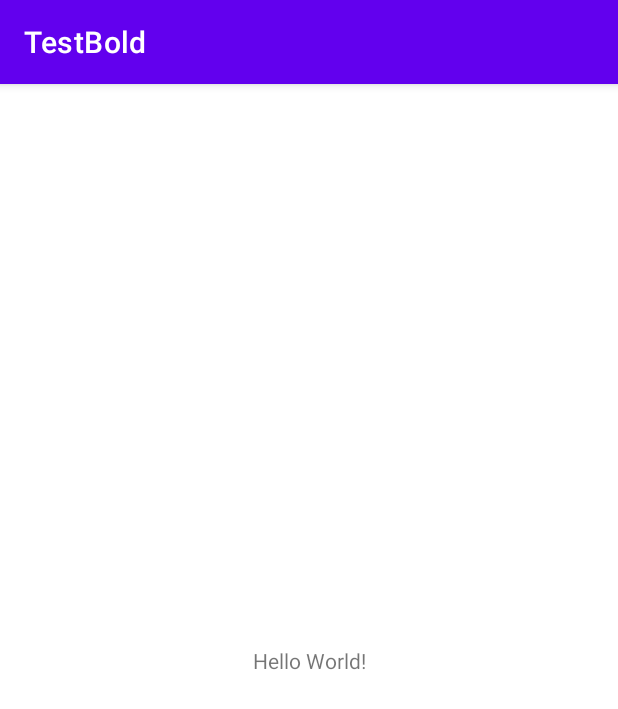
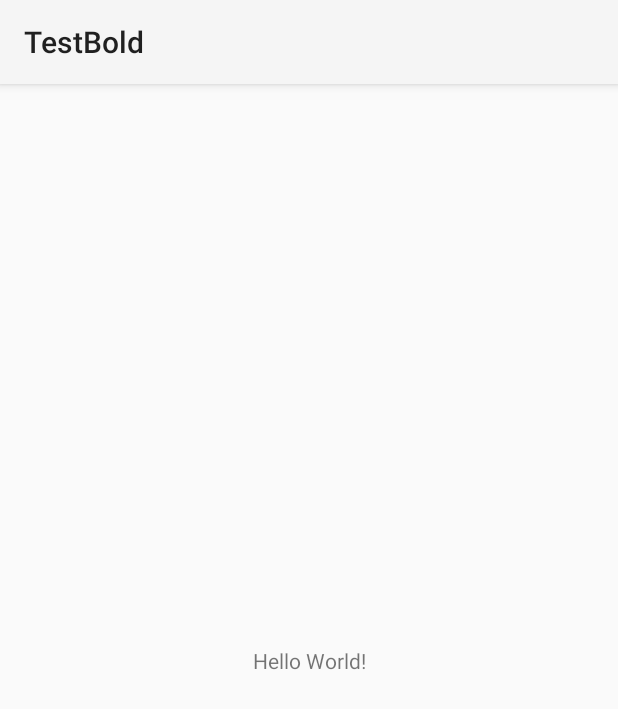
Before and after one commit to jefersonsb16/test_bold, an Android app: the screen it shows after launch (MainActivity), on a phone screen of 412 x 824 dp. Shown: the top 709 px of the screen. Run offline under Robolectric (Android 15) with nearby library versions, the phone set to English and light mode, and no system bars.

Commit message:
add colors theme

```diff
--- a/app/src/main/res/values-night/themes.xml
+++ b/app/src/main/res/values-night/themes.xml
@@ -1,16 +1,21 @@
 <resources xmlns:tools="http://schemas.android.com/tools">
     <!-- Base application theme. -->
-    <style name="Theme.TestBold" parent="Theme.MaterialComponents.DayNight.DarkActionBar">
+    <style name="Theme.MovieDB" parent="Theme.MaterialComponents.DayNight.NoActionBar">
         <!-- Primary brand color. -->
-        <item name="colorPrimary">@color/purple_200</item>
-        <item name="colorPrimaryVariant">@color/purple_700</item>
-        <item name="colorOnPrimary">@color/black</item>
+        <item name="colorPrimary">@color/colorPrimary</item>
+        <item name="colorPrimaryVariant">@color/colorPrimaryVariant</item>
+        <item name="colorOnPrimary">@color/white</item>
+
         <!-- Secondary brand color. -->
-        <item name="colorSecondary">@color/teal_200</item>
-        <item name="colorSecondaryVariant">@color/teal_200</item>
+        <item name="colorSecondary">@color/colorSecondary</item>
+        <item name="colorSecondaryVariant">@color/colorSecondaryVariant</item>
         <item name="colorOnSecondary">@color/black</item>
+
+        <!-- Surface brand color. -->
+        <item name="colorSurface">@color/colorSurface</item>
+        <item name="colorOnSurface">@color/colorOnSurface</item>
+
         <!-- Status bar color. -->
         <item name="android:statusBarColor" tools:targetApi="l">?attr/colorPrimaryVariant</item>
-        <!-- Customize your theme here. -->
     </style>
 </resources>
--- a/app/src/main/res/values/colors.xml
+++ b/app/src/main/res/values/colors.xml
@@ -1,10 +1,13 @@
 <?xml version="1.0" encoding="utf-8"?>
 <resources>
-    <color name="purple_200">#FFBB86FC</color>
-    <color name="purple_500">#FF6200EE</color>
-    <color name="purple_700">#FF3700B3</color>
-    <color name="teal_200">#FF03DAC5</color>
-    <color name="teal_700">#FF018786</color>
+    <color name="colorPrimary">#2b286d</color>
+    <color name="colorPrimaryVariant">#43439b</color>
+    <color name="colorSecondary">#544d9f</color>
+    <color name="colorSecondaryVariant">#544d9f</color>
+    <color name="colorSurface">#FFFFFFFF</color>
+    <color name="colorOnSurface">#b7b7b7</color>
+
     <color name="black">#FF000000</color>
     <color name="white">#FFFFFFFF</color>
+    <color name="colorBackground">#f8f7fb</color>
 </resources>
--- a/app/src/main/res/values/themes.xml
+++ b/app/src/main/res/values/themes.xml
@@ -1,16 +1,21 @@
 <resources xmlns:tools="http://schemas.android.com/tools">
     <!-- Base application theme. -->
-    <style name="Theme.TestBold" parent="Theme.MaterialComponents.DayNight.DarkActionBar">
+    <style name="Theme.MovieDB" parent="Theme.MaterialComponents.DayNight.NoActionBar">
         <!-- Primary brand color. -->
-        <item name="colorPrimary">@color/purple_500</item>
-        <item name="colorPrimaryVariant">@color/purple_700</item>
+        <item name="colorPrimary">@color/colorPrimary</item>
+        <item name="colorPrimaryVariant">@color/colorPrimaryVariant</item>
         <item name="colorOnPrimary">@color/white</item>
+
         <!-- Secondary brand color. -->
-        <item name="colorSecondary">@color/teal_200</item>
-        <item name="colorSecondaryVariant">@color/teal_700</item>
+        <item name="colorSecondary">@color/colorSecondary</item>
+        <item name="colorSecondaryVariant">@color/colorSecondaryVariant</item>
         <item name="colorOnSecondary">@color/black</item>
+
+        <!-- Surface brand color. -->
+        <item name="colorSurface">@color/colorSurface</item>
+        <item name="colorOnSurface">@color/colorOnSurface</item>
+
         <!-- Status bar color. -->
         <item name="android:statusBarColor" tools:targetApi="l">?attr/colorPrimaryVariant</item>
-        <!-- Customize your theme here. -->
     </style>
 </resources>
```
